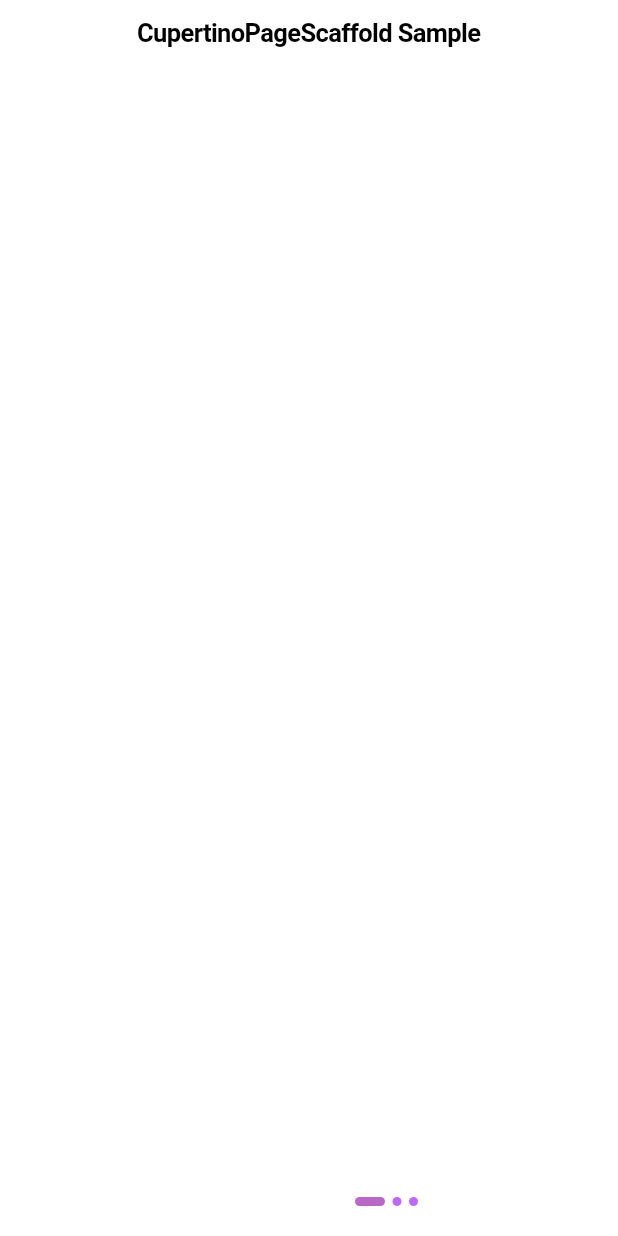
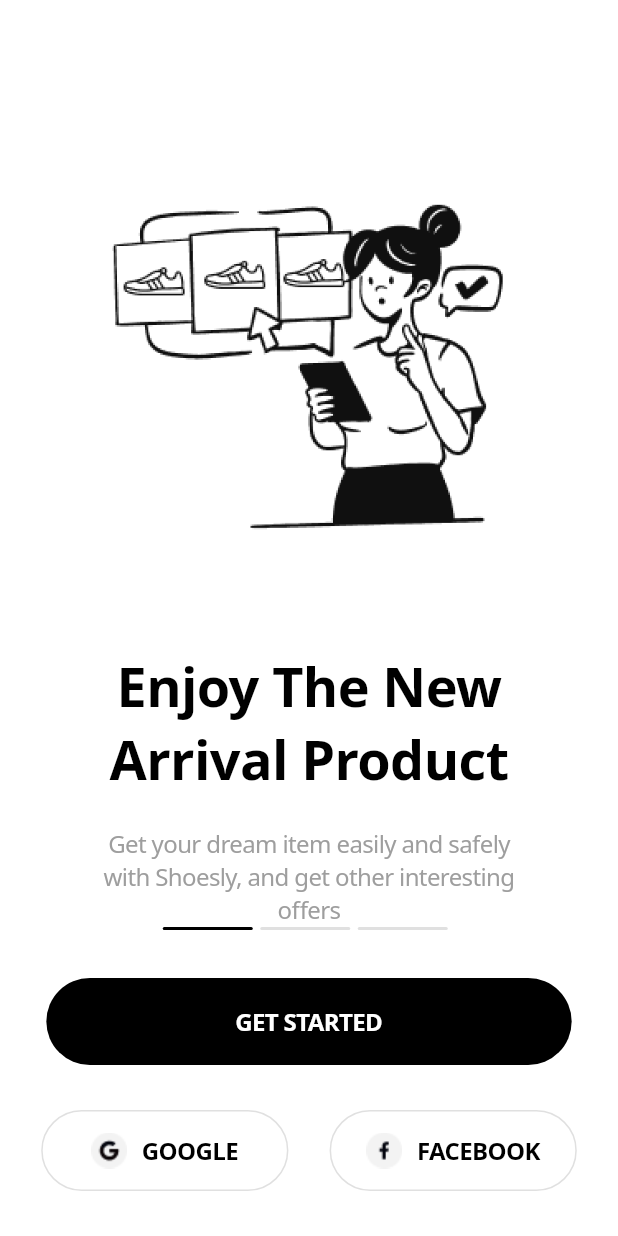
Before and after one commit to Raizekaz/shoes_shop_ui_example, a Flutter app: the screen it shows after launch, on a phone screen of 412 x 824 dp. Run offline on Flutter 3.47's test engine with Material 2 defaults, Android fonts, the phone set to English and light mode, and no system bars; our stand-ins replace equatable, flutter_bloc, flutter_native_splash, go_router; Roboto replaces fonts that are missing (Noto Sans).

Commit message:
created onboarding screen

```diff
--- /dev/null
+++ b/lib/components/get_started_button_widget.dart
@@ -0,0 +1,147 @@
+import 'package:flutter/cupertino.dart';
+import 'package:shoes_shop_ui/themes/app_colors.dart';
+
+class GetStartedButtonWidget extends StatefulWidget {
+  const GetStartedButtonWidget({
+    super.key,
+    required this.onTap,
+    required this.title,
+    this.color = AppColors.black,
+    this.border,
+    this.icon,
+    this.padding = 18,
+    required this.width,
+    this.tapOpacity = 0.4,
+  }) : assert(tapOpacity == null || (tapOpacity >= 0.0 && tapOpacity <= 1.0));
+
+  final Text title;
+  final void Function()? onTap;
+  final double? tapOpacity;
+  final Color color;
+  final String? icon;
+  final Border? border;
+  final double width;
+  final double padding;
+  bool get enabled => onTap != null;
+
+  @override
+  State<GetStartedButtonWidget> createState() => _GetStartedButtonWidgetState();
+}
+
+class _GetStartedButtonWidgetState extends State<GetStartedButtonWidget>
+    with SingleTickerProviderStateMixin {
+  static const Duration kFadeOutDuration = Duration(milliseconds: 120);
+  static const Duration kFadeInDuration = Duration(milliseconds: 180);
+  final Tween<double> _opacityTween = Tween<double>(begin: 1.0);
+
+  late AnimationController _animationController;
+  late Animation<double> _opacityAnimation;
+
+  @override
+  void initState() {
+    super.initState();
+    _animationController = AnimationController(
+      duration: const Duration(milliseconds: 200),
+      value: 0.0,
+      vsync: this,
+    );
+    _opacityAnimation = _animationController
+        .drive(CurveTween(curve: Curves.decelerate))
+        .drive(_opacityTween);
+    _setTween();
+  }
+
+  @override
+  void didUpdateWidget(GetStartedButtonWidget old) {
+    super.didUpdateWidget(old);
+    _setTween();
+  }
+
+  void _setTween() {
+    _opacityTween.end = widget.tapOpacity ?? 1.0;
+  }
+
+  @override
+  void dispose() {
+    _animationController.dispose();
+    super.dispose();
+  }
+
+  bool _buttonHeldDown = false;
+
+  void _handleTapDown(TapDownDetails event) {
+    if (!_buttonHeldDown) {
+      _buttonHeldDown = true;
+      _animate();
+    }
+  }
+
+  void _handleTapUp(TapUpDetails event) {
+    if (_buttonHeldDown) {
+      _buttonHeldDown = false;
+      _animate();
+    }
+  }
+
+  void _handleTapCancel() {
+    if (_buttonHeldDown) {
+      _buttonHeldDown = false;
+      _animate();
+    }
+  }
+
+  void _animate() {
+    if (_animationController.isAnimating) {
+      return;
+    }
+    final bool wasHeldDown = _buttonHeldDown;
+    final TickerFuture ticker = _buttonHeldDown
+        ? _animationController.animateTo(1.0,
+            duration: kFadeOutDuration, curve: Curves.easeInOutCubicEmphasized)
+        : _animationController.animateTo(0.0,
+            duration: kFadeInDuration, curve: Curves.easeOutCubic);
+    ticker.then<void>((void value) {
+      if (mounted && wasHeldDown != _buttonHeldDown) {
+        _animate();
+      }
+    });
+  }
+
+  @override
+  Widget build(BuildContext context) {
+    final bool enabled = widget.enabled;
+    return GestureDetector(
+      behavior: HitTestBehavior.opaque,
+      onTapDown: enabled ? _handleTapDown : null,
+      onTapUp: enabled ? _handleTapUp : null,
+      onTapCancel: enabled ? _handleTapCancel : null,
+      onTap: widget.onTap,
+      child: FadeTransition(
+        opacity: _opacityAnimation,
+        child: Container(
+          width: widget.width,
+          decoration: BoxDecoration(
+            color: widget.color,
+            borderRadius: const BorderRadius.all(Radius.circular(32)),
+            border: widget.border,
+          ),
+          padding: EdgeInsets.symmetric(
+            vertical: widget.padding,
+          ),
+          child: Row(
+            mainAxisAlignment: MainAxisAlignment.center,
+            children: [
+              widget.icon != null
+                  ? Padding(
+                      padding: const EdgeInsets.only(right: 10),
+                      child: Image.asset(widget.icon!),
+                    )
+                  : const SizedBox.shrink(),
+              widget.title,
+            ],
+          ),
+        ),
+      ),
+    );
+  }
+}
--- a/lib/features/onboarding/view/onboarding_screen.dart
+++ b/lib/features/onboarding/view/onboarding_screen.dart
@@ -1,5 +1,8 @@
 import 'package:flutter/cupertino.dart';
+import 'package:shoes_shop_ui/components/get_started_button_widget.dart';
 import 'package:shoes_shop_ui/resources/resources.dart';
+import 'package:shoes_shop_ui/themes/app_colors.dart';
+import 'package:shoes_shop_ui/themes/app_text_styles.dart';
 
 class OnBoardingScreen extends StatefulWidget {
   const OnBoardingScreen({
@@ -14,18 +17,21 @@ class _OnBoardingScreenState extends State<OnBoardingScreen> {
   int currentPage = 0;
   List<Map<String, dynamic>> contentData = [
     {
-      'title': 'Первая страница',
-      'text': 'Описание первой страницы',
+      'title': 'Enjoy The New Arrival Product',
+      'text':
+          'Get your dream item easily and safely with Shoesly, and get other interesting offers',
       'image': AppImages.onboardingOne,
     },
     {
-      'title': 'Вторая страница',
-      'text': 'Описание второй страницы',
+      'title': 'Guaranteed Safe Delivery',
+      'text':
+          'Get your dream item easily and safely with Shoesly, and get other interesting offers',
       'image': AppImages.onboardingTwo,
     },
     {
-      'title': 'Третья страница',
-      'text': 'Описание третьей страницы',
+      'title': 'Good Arrived On Time',
+      'text':
+          'Get your dream item easily and safely with Shoesly, and get other interesting offers',
       'image': AppImages.onboardingThree,
     },
   ];
@@ -35,13 +41,12 @@ class _OnBoardingScreenState extends State<OnBoardingScreen> {
   @override
   Widget build(BuildContext context) {
     return CupertinoPageScaffold(
-      navigationBar: const CupertinoNavigationBar(
-        middle: Text('CupertinoPageScaffold Sample'),
-      ),
+      backgroundColor: AppColors.white,
       child: Column(
-        children: <Widget>[
+        children: [
+          const Spacer(),
           Expanded(
-            flex: 3,
+            flex: 5,
             child: PageView.builder(
               controller: controller,
               onPageChanged: (value) => setState(() {
@@ -49,50 +54,74 @@ class _OnBoardingScreenState extends State<OnBoardingScreen> {
               }),
               itemCount: contentData.length,
               itemBuilder: (context, index) {
-                  return Column(
-                    children: const [],
+                return _ContentDataWidget(
+                  contentData: contentData,
+                  image: contentData[index]['image'],
+                  title: contentData[index]['title'],
+                  text: contentData[index]['text'],
                 );
-                }),
+              },
+            ),
           ),
           Expanded(
-            flex: 1,
-            child: Padding(
-              padding: const EdgeInsets.symmetric(horizontal: 20, vertical: 20),
+            flex: 2,
             child: Column(
+              mainAxisAlignment: MainAxisAlignment.start,
+              mainAxisSize: MainAxisSize.min,
+              children: [
+                Row(
                   mainAxisAlignment: MainAxisAlignment.center,
-                children: <Widget>[
-                  const Spacer(),
+                  children: [
                     Row(
-                    children: [
-                      const Spacer(flex: 2),
-                      Row(
-                        children: List.generate(contentData.length,
-                            (index) => buildDot(index: index)),
+                      children: List.generate(
+                        contentData.length,
+                        (index) => buildDot(index: index),
                       ),
-                      const Spacer(),
-                      // Container(
-                      //   child: currentPage == 4
-                      //       ? TextButton(
-                      //           onPressed: () {
-                      //             setState(() {
-                      //               toHomePage();
-                      //             });
-                      //           },
-                      //           child: const Text('Done'),
-                      //         )
-                      //       : TextButton(
-                      //           onPressed: () {
-                      //             setState(() {
-                      //               controller.jumpToPage(4);
-                      //             });
-                      //           },
-                      //           child: const Text('Skip'),
-                      //         ),
-                      // ),
-                    ],
                     ),
                   ],
                 ),
+                const Spacer(),
+                GetStartedButtonWidget(
+                  title: Text(
+                    'GET STARTED',
+                    style: AppTextStyles.fs16fw600white,
+                  ),
+                  width: MediaQuery.of(context).size.width * 0.85,
+                  onTap: () {},
+                ),
+                Padding(
+                  padding: const EdgeInsets.symmetric(vertical: 30),
+                  child: Row(
+                    mainAxisAlignment: MainAxisAlignment.spaceEvenly,
+                    children: [
+                      GetStartedButtonWidget(
+                        icon: AppIcons.google,
+                        title: Text(
+                          'GOOGLE',
+                          style: AppTextStyles.fs16fw600,
+                        ),
+                        width: MediaQuery.of(context).size.width * 0.4,
+                        color: AppColors.white,
+                        padding: 14,
+                        border: Border.all(color: AppColors.grey300),
+                        onTap: () {},
+                      ),
+                      GetStartedButtonWidget(
+                        icon: AppIcons.facebook,
+                        title: Text(
+                          'FACEBOOK',
+                          style: AppTextStyles.fs16fw600,
+                        ),
+                        width: MediaQuery.of(context).size.width * 0.4,
+                        color: AppColors.white,
+                        padding: 14,
+                        border: Border.all(color: AppColors.grey300),
+                        onTap: () {},
+                      ),
+                    ],
+                  ),
+                ),
+              ],
             ),
           ),
         ],
@@ -104,14 +133,60 @@ class _OnBoardingScreenState extends State<OnBoardingScreen> {
     return AnimatedContainer(
       duration: const Duration(milliseconds: 500),
       margin: const EdgeInsets.only(right: 5),
-      height: 6,
-      width: currentPage == index ? 20 : 6,
+      height: 2,
+      width: 60,
       decoration: BoxDecoration(
-        color: currentPage == index
-            ? const Color(0xFFBA68C8)
-            : const Color(0xFFBC68F8),
+        color: currentPage >= index ? AppColors.black : AppColors.grey300,
         borderRadius: BorderRadius.circular(3),
       ),
     );
   }
 }
+
+class _ContentDataWidget extends StatelessWidget {
+  const _ContentDataWidget({
+    required this.contentData,
+    required this.image,
+    required this.title,
+    required this.text,
+  });
+
+  final List<Map<String, dynamic>> contentData;
+  final String title;
+  final String text;
+  final String image;
+
+  @override
+  Widget build(BuildContext context) {
+    return Column(
+      children: [
+        Image.asset(
+          image,
+          fit: BoxFit.contain,
+        ),
+        Padding(
+          padding: EdgeInsets.symmetric(
+              horizontal: MediaQuery.of(context).size.width * 0.15),
+          child: Column(
+            mainAxisSize: MainAxisSize.min,
+            children: [
+              Text(
+                title,
+                style: AppTextStyles.fs36fw600,
+                textAlign: TextAlign.center,
+              ),
+              SizedBox(
+                height: MediaQuery.of(context).size.width * 0.05,
+              ),
+              Text(
+                text,
+                style: AppTextStyles.fs16grey,
+                textAlign: TextAlign.center,
+              ),
+            ],
+          ),
+        ),
+      ],
+    );
+  }
+}
--- a/lib/resources/app_icons.dart
+++ b/lib/resources/app_icons.dart
@@ -2,4 +2,7 @@ part of 'resources.dart';
 
 class AppIcons {
   AppIcons._();
+
+  static const String facebook = 'assets/icons/facebook.png';
+  static const String google = 'assets/icons/google.png';
 }
--- a/lib/themes/app_colors.dart
+++ b/lib/themes/app_colors.dart
@@ -0,0 +1,9 @@
+import 'package:flutter/material.dart';
+
+abstract class AppColors {
+  static const Color black = Colors.black;
+  static const Color grey = Colors.grey;
+  static final Color grey300 = Colors.grey.shade300;
+  static const Color white = Colors.white;
+  static const Color dotActive = Color(0xFFBA68C8);
+}
--- /dev/null
+++ b/lib/themes/app_text_styles.dart
@@ -0,0 +1,37 @@
+import 'package:flutter/cupertino.dart';
+import 'package:shoes_shop_ui/themes/app_colors.dart';
+
+abstract class AppTextStyles {
+  static const TextStyle fs14 = TextStyle(
+    fontSize: 14,
+    fontWeight: FontWeight.w400,
+    color: AppColors.black,
+    fontFamily: 'Noto Sans',
+  );
+
+  static final TextStyle fs48fw700 = fs14.copyWith(
+    fontSize: 48,
+    fontWeight: FontWeight.w700,
+  );
+
+  static final TextStyle fs36fw600 = fs14.copyWith(
+    fontSize: 36,
+    fontWeight: FontWeight.w600,
+  );
+
+  static final TextStyle fs16grey = fs14.copyWith(
+    fontSize: 16,
+    color: AppColors.grey,
+  );
+
+  static final TextStyle fs16fw600white = fs14.copyWith(
+    fontSize: 16,
+    color: AppColors.white,
+    fontWeight: FontWeight.w600,
+  );
+
+  static final TextStyle fs16fw600 = fs14.copyWith(
+    fontSize: 16,
+    fontWeight: FontWeight.w600,
+  );
+}
```
Also changed, not shown: assets/icons/facebook.png (added), assets/icons/google.png (added), 1 other file. Lines whose indentation alone changed are shown as unchanged.
